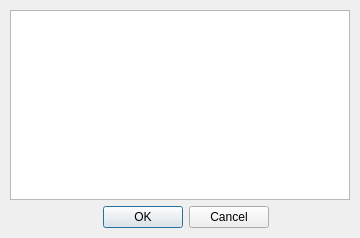
First picture: the form in src/ui/qgsdelattrdialogbase.ui, repository qgis/QGIS, before the edit.
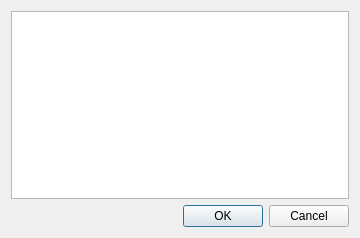
Second picture: the form after the edit.

```diff
--- a/src/ui/qgsdelattrdialogbase.ui
+++ b/src/ui/qgsdelattrdialogbase.ui
@@ -13,68 +13,6 @@
    <string>Delete Attributes</string>
   </property>
   <layout class="QGridLayout" >
-   <property name="margin" >
-    <number>10</number>
-   </property>
-   <property name="spacing" >
-    <number>6</number>
-   </property>
-   <item row="1" column="0" >
-    <layout class="QHBoxLayout" >
-     <property name="margin" >
-      <number>0</number>
-     </property>
-     <property name="spacing" >
-      <number>6</number>
-     </property>
-     <item>
-      <spacer>
-       <property name="orientation" >
-        <enum>Qt::Horizontal</enum>
-       </property>
-       <property name="sizeType" >
-        <enum>QSizePolicy::Expanding</enum>
-       </property>
-       <property name="sizeHint" >
-        <size>
-         <width>93</width>
-         <height>20</height>
-        </size>
-       </property>
-      </spacer>
-     </item>
-     <item>
-      <widget class="QPushButton" name="mOkButton" >
-       <property name="text" >
-        <string>OK</string>
-       </property>
-      </widget>
-     </item>
-     <item>
-      <widget class="QPushButton" name="mCancelButton" >
-       <property name="text" >
-        <string>Cancel</string>
-       </property>
-      </widget>
-     </item>
-     <item>
-      <spacer>
-       <property name="orientation" >
-        <enum>Qt::Horizontal</enum>
-       </property>
-       <property name="sizeType" >
-        <enum>QSizePolicy::Expanding</enum>
-       </property>
-       <property name="sizeHint" >
-        <size>
-         <width>40</width>
-         <height>20</height>
-        </size>
-       </property>
-      </spacer>
-     </item>
-    </layout>
-   </item>
    <item row="0" column="0" >
     <widget class="QListWidget" name="listBox2" >
      <property name="selectionMode" >
@@ -82,6 +20,13 @@
      </property>
     </widget>
    </item>
+   <item row="1" column="0" >
+    <widget class="QDialogButtonBox" name="buttonBox" >
+     <property name="standardButtons" >
+      <set>QDialogButtonBox::Cancel|QDialogButtonBox::NoButton|QDialogButtonBox::Ok</set>
+     </property>
+    </widget>
+   </item>
   </layout>
  </widget>
  <layoutdefault spacing="6" margin="11" />
```
Left out of the diff: 35 changed lines with no effect on the pictures.
